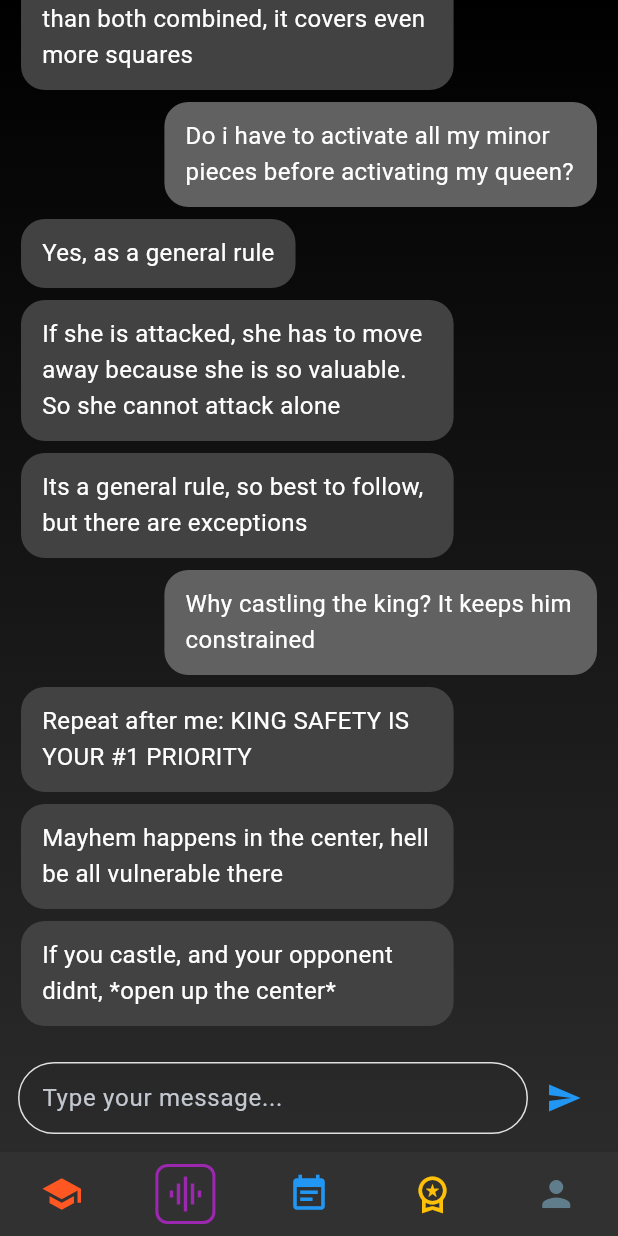
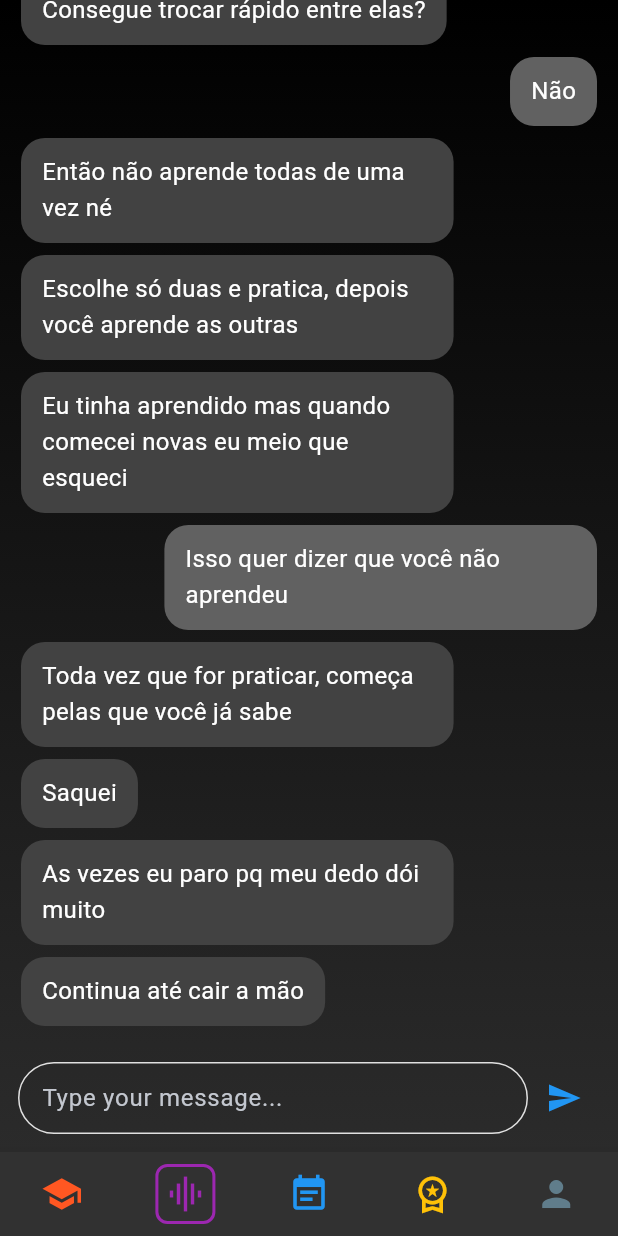
Before and after one commit to MatthewLacerda2/GoalGetter, a Flutter app: the screen it shows after launch, item 2 of the bottom bar chosen, on a phone screen of 412 x 824 dp. Run offline on Flutter 3.47's test engine with Material 3 defaults, Android fonts, the phone set to English and light mode, and no system bars; our stand-ins replace fl_chart, shared_preferences; missing offline and left inert: country_flags.

```diff
--- a/frontend/lib/models/fake_chat_message_array.dart
+++ b/frontend/lib/models/fake_chat_message_array.dart
@@ -3,67 +3,72 @@ import 'chat_message.dart';
 List<ChatMessage> fakeChatMessages = [
   ChatMessage(
     id: '1',
-    message: 'Bishop or knight?',
+    message: 'E aí, como tá indo?',
     sender: ChatMessageSender.user,
   ),
   ChatMessage(
     id: '2',
-    message: 'Depends if you are religious or not.',
+    message: 'Bem, obrigado',
     sender: ChatMessageSender.tutor,
   ),
   ChatMessage(
     id: '3',
-    message: 'Bishops value is simply higher, since in many more cases, it was more useful piece',
+    message: 'Quais notas você já aprendeu?',
     sender: ChatMessageSender.tutor,
   ),
   ChatMessage(
     id: '4',
-    message: 'Bishop covers more squares at once, thus its more valuable.',
+    message: 'Sol Dó Ré Mi Sol Lá',
     sender: ChatMessageSender.tutor,
   ),
   ChatMessage(
     id: '5',
-    message: 'Same reason why Queen is worth than both combined, it covers even more squares',
+    message: 'Consegue trocar rápido entre elas?',
     sender: ChatMessageSender.tutor,
   ),
   ChatMessage(
     id: '6',
-    message: 'Do i have to activate all my minor pieces before activating my queen?',
+    message: 'Não',
     sender: ChatMessageSender.user,
   ),
   ChatMessage(
     id: '7',
-    message: 'Yes, as a general rule',
+    message: 'Então não aprende todas de uma vez né',
     sender: ChatMessageSender.tutor,
   ),
   ChatMessage(
     id: '8',
-    message: 'If she is attacked, she has to move away because she is so valuable. So she cannot attack alone',
+    message: 'Escolhe só duas e pratica, depois você aprende as outras',
     sender: ChatMessageSender.tutor,
   ),
   ChatMessage(
     id: '9',
-    message: 'Its a general rule, so best to follow, but there are exceptions',
+    message: 'Eu tinha aprendido mas quando comecei novas eu meio que esqueci',
     sender: ChatMessageSender.tutor,
   ),
   ChatMessage(
     id: '10',
-    message: 'Why castling the king? It keeps him constrained',
+    message: 'Isso quer dizer que você não aprendeu',
     sender: ChatMessageSender.user,
   ),
   ChatMessage(
     id: '11',
-    message: 'Repeat after me: KING SAFETY IS YOUR #1 PRIORITY',
+    message: 'Toda vez que for praticar, começa pelas que você já sabe',
     sender: ChatMessageSender.tutor,
   ),
   ChatMessage(
     id: '12',
-    message: 'Mayhem happens in the center, hell be all vulnerable there',
+    message: 'Saquei',
     sender: ChatMessageSender.tutor,
   ),
   ChatMessage(
     id: '13',
-    message: 'If you castle, and your opponent didnt, *open up the center*',
+    message: 'As vezes eu paro pq meu dedo dói muito',
+    sender: ChatMessageSender.tutor,
+  ),
+  ChatMessage(
+    id: '14',
+    message: 'Continua até cair a mão',
     sender: ChatMessageSender.tutor,
   ),
 ];
--- a/frontend/lib/widgets/info_card.dart
+++ b/frontend/lib/widgets/info_card.dart
@@ -43,8 +43,8 @@ class InfoCard extends StatelessWidget {
             Text(
               description!,
               style: TextStyle(
-                fontSize: 14,
-                color: descriptionColor ?? Colors.grey,
+                fontSize: 16,
+                color: descriptionColor ?? Colors.grey[300],
                 height: 1.4,
               ),
             ),
--- a/frontend/lib/widgets/infos_card.dart
+++ b/frontend/lib/widgets/infos_card.dart
@@ -33,7 +33,7 @@ class InfosCard extends StatelessWidget {
                 textAlign: TextAlign.center,
                 style: TextStyle(
                   fontSize: 18,
-                  fontWeight: FontWeight.w600,
+                  fontWeight: FontWeight.w500,
                   color: descriptionColor ?? Colors.white,
                   height: 1.6,
                 ),
```
Also changed, not shown: 1 other file.
